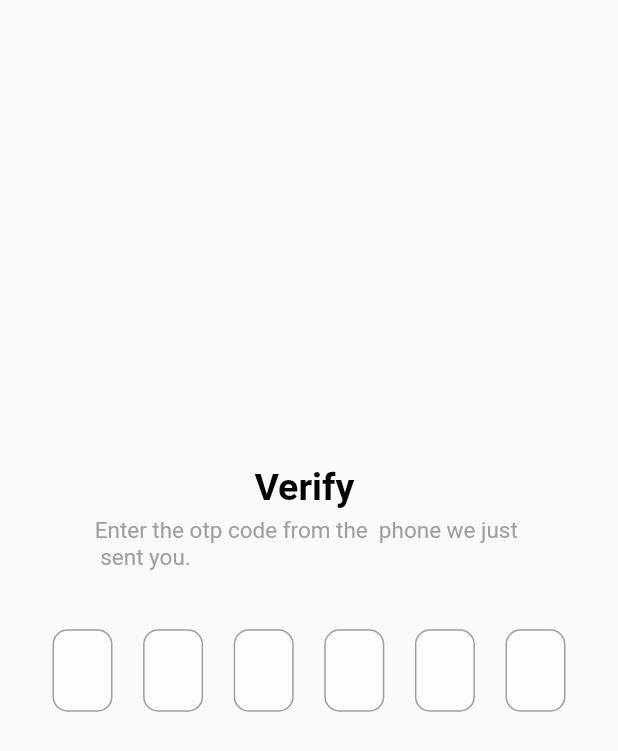
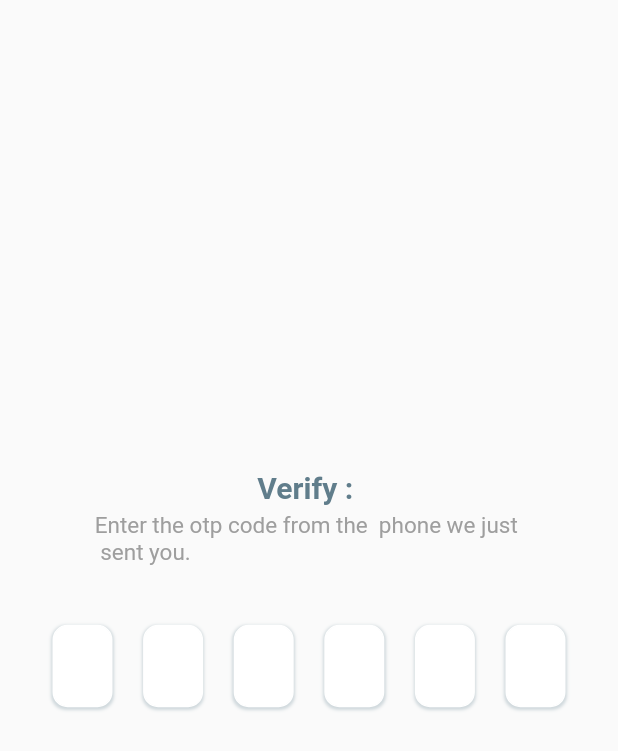
Before and after one commit to Satyarth512/newTest, a Flutter app: the OtpScreen screen opened directly with empty values, on a phone screen of 412 x 824 dp. Shown: the top 751 px of the screen. Run offline on Flutter 3.47's test engine with Material 2 defaults, Android fonts, the phone set to English and light mode, and no system bars; our stand-ins replace cloud_firestore, cloud_functions, firebase_auth, firebase_core, firebase_messaging, flutter_svg and 2 more; missing offline and left inert: country_pickers; accounts and stored records are empty; network calls fail.

Commit message:
Updated the design

```diff
--- a/lib/main.dart
+++ b/lib/main.dart
@@ -2,6 +2,7 @@ import 'package:firebase_core/firebase_core.dart';
 import 'package:flutter/material.dart';
 import 'package:flutter/services.dart';
 import 'package:newapp/screen/authentication/authScreen.dart';
+import 'package:newapp/screen/mainScreen.dart';
 
 void main()async {
   WidgetsFlutterBinding.ensureInitialized();
@@ -21,6 +22,7 @@ class MyApp extends StatelessWidget {
       title: 'Test App',
       theme: ThemeData(
         primarySwatch: Colors.blue,
+
       ),
 
       // onGenerateRoute: AuthScreen(),
--- a/lib/screen/authentication/otp.dart
+++ b/lib/screen/authentication/otp.dart
@@ -43,11 +43,11 @@ class _OtpScreenState extends State<OtpScreen> {
             child: Align(
               alignment: Alignment.center,
               child: Text(
-                'Verify ${widget.phone}',
+                'Verify : ${widget.phone}',
                 style: TextStyle(
                     fontWeight: FontWeight.bold,
-                    fontSize: 25,
-                    color: Colors.black),
+                    fontSize: 20,
+                    color: Colors.blueGrey),
               ),
             ),
           ),
@@ -62,21 +62,39 @@ class _OtpScreenState extends State<OtpScreen> {
             padding: const EdgeInsets.all(35.0),
             child: PinPut(
               fieldsCount: 6,
-              textStyle:
-                  const TextStyle(fontSize: 25.0, color: Colors.lightGreen),
+              textStyle: const TextStyle(
+                fontSize: 25.0,
+                color: Colors.blueGrey,
+              ),
               eachFieldWidth: 40.0,
               eachFieldHeight: 55.0,
               focusNode: _pinPutFocusNode,
               controller: _pinPutController,
               submittedFieldDecoration: pinPutDecoration.copyWith(
-                  color: Colors.white,
-                  border: Border.all(color: Colors.lightGreen)),
-              selectedFieldDecoration: pinPutDecoration.copyWith(
-                  color: Colors.white60,
-                  border: Border.all(color: Colors.grey)),
-              followingFieldDecoration: pinPutDecoration.copyWith(
-                  color: Colors.white60,
-                  border: Border.all(color: Colors.grey)),
+                boxShadow: [
+                  BoxShadow(
+                    color: Colors.blueGrey,
+                    spreadRadius: 0.2,
+                    offset: Offset(0, 1),
+                  )
+                ],
+                color: Colors.white,
+                border: Border.all(color: Colors.white),
+              ),
+              selectedFieldDecoration: pinPutDecoration.copyWith(boxShadow: [
+                BoxShadow(
+                    color: Colors.blueGrey.shade100,
+                    spreadRadius: 0.5,
+                    offset: Offset(0, 1))
+              ], color: Colors.white, border: Border.all(color: Colors.white)),
+              followingFieldDecoration: pinPutDecoration.copyWith(boxShadow: [
+                BoxShadow(
+                  color: Colors.blueGrey.shade100,
+                  spreadRadius: 0.5,
+                  blurRadius: 1,
+                  offset: Offset(0, 1),
+                ),
+              ], color: Colors.white, border: Border.all(color: Colors.white)),
               pinAnimationType: PinAnimationType.slide,
               onSubmit: (pin) async {
                 try {
@@ -144,9 +162,7 @@ class _OtpScreenState extends State<OtpScreen> {
         .get()
         .then((DocumentSnapshot documentSnapshot) async {
       if (documentSnapshot.exists) {
-         data
-            .doc(_auth.currentUser.uid)
-            .update({"token": token});
+        data.doc(_auth.currentUser.uid).update({"token": token});
         Navigator.pushReplacement(
           context,
           MaterialPageRoute(builder: (context) => DashBoard()),
@@ -157,7 +173,7 @@ class _OtpScreenState extends State<OtpScreen> {
           "token": token,
           'name': '',
         });
-       await  Future.delayed(Duration(seconds: 2));
+        await Future.delayed(Duration(seconds: 2));
         Navigator.pushReplacement(
           context,
           MaterialPageRoute(builder: (context) => DashBoard()),
--- a/pubspec.yaml
+++ b/pubspec.yaml
@@ -29,6 +29,8 @@ dependencies:
   firebase_messaging: 10.0.8
   firebase_storage: ^10.0.6
   country_pickers: ^2.0.0
+  font_awesome_flutter: ^9.2.0
+  flutter_svg: ^0.22.0
   flutter:
     sdk: flutter
 
@@ -47,8 +49,8 @@ flutter:
   # the material Icons class.
   uses-material-design: true
   # To add assets to your application, add an assets section, like this:
-  # assets:
-  #   - images/a_dot_burr.jpeg
+  assets:
+    - assets/images/
   #   - images/a_dot_ham.jpeg
   # An image asset can refer to one or more resolution-specific "variants", see
   # https://flutter.dev/assets-and-images/#resolution-aware.
```
Also changed, not shown: lib/screen/authentication/authScreen.dart (+49 -43 lines), lib/screen/dashboard.dart (+89 -30 lines), lib/screen/mainScreen.dart (added, +38 -0 lines), assets/images/google.svg (added), pubspec.lock.
